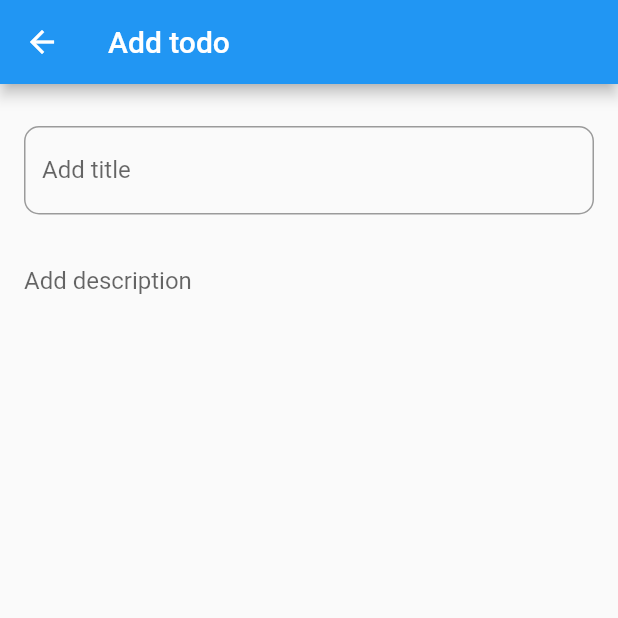
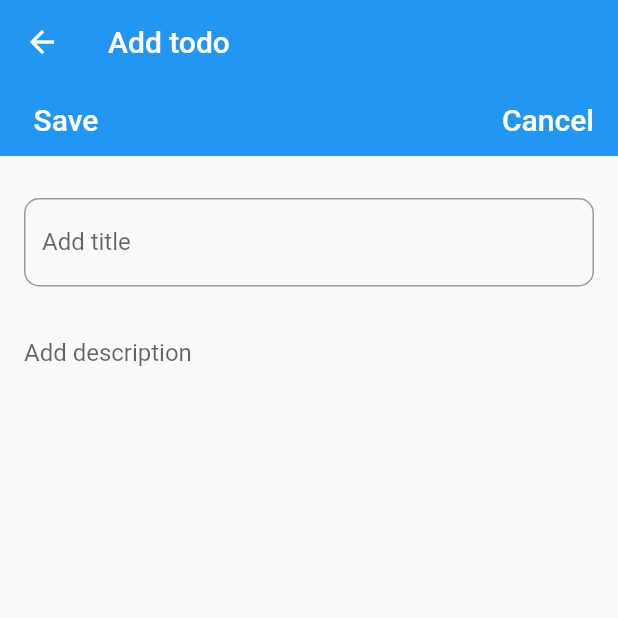
Before and after one commit to philipokumu/todo_notepad, a Flutter app: the AddTask screen opened directly, on a phone screen of 412 x 824 dp, the top half of it. Run offline on Flutter 3.47's test engine with Material 2 defaults, Android fonts, the phone set to English and light mode, and no system bars.

Commit message:
Added save and cancel buttons on add task screen

```diff
--- a/lib/screens/add_task.dart
+++ b/lib/screens/add_task.dart
@@ -15,6 +15,7 @@ class _AddTaskState extends State<AddTask> {
     return Scaffold(
       appBar: AppBar(
         title: Text('Add todo'),
+        elevation: 0.0,
       ),
       body: GestureDetector(
         onTap: () => FocusScope.of(context).unfocus(),
@@ -23,7 +24,50 @@ class _AddTaskState extends State<AddTask> {
             children: [
               Form(
                 key: _formKey,
-                child: Padding(
+                child: Column(
+                  children: [
+                    Container(
+                      decoration:
+                          BoxDecoration(color: Theme.of(context).primaryColor),
+                      child: Row(
+                        mainAxisAlignment: MainAxisAlignment.spaceBetween,
+                        children: [
+                          FlatButton(
+                            onPressed: () {
+                              if (_formKey.currentState.validate()) {
+                                _formKey.currentState.save();
+                                print(title);
+                                print(description);
+                                print(date);
+                                Navigator.pop(context);
+                              }
+                            },
+                            child: Text(
+                              'Save',
+                              style: TextStyle(
+                                  color: Colors.white, fontSize: 20.0),
+                            ),
+                          ),
+                          FlatButton(
+                            onPressed: () {
+                              if (_formKey.currentState.validate()) {
+                                _formKey.currentState.save();
+                                print(title);
+                                print(description);
+                                print(date);
+                                Navigator.pop(context);
+                              }
+                            },
+                            child: Text(
+                              'Cancel',
+                              style: TextStyle(
+                                  color: Colors.white, fontSize: 20.0),
+                            ),
+                          )
+                        ],
+                      ),
+                    ),
+                    Padding(
                       padding: const EdgeInsets.symmetric(
                           horizontal: 16.0, vertical: 8.0),
                       child: Column(
@@ -51,7 +95,7 @@ class _AddTaskState extends State<AddTask> {
                                 border: InputBorder.none,
                                 focusedBorder: InputBorder.none),
                             validator: (val) =>
-                            val.isEmpty ? 'Enter a title' : null,
+                                val.isEmpty ? 'Enter a description' : null,
                             onSaved: (val) {
                               setState(() => description = val);
                             },
@@ -59,6 +103,8 @@ class _AddTaskState extends State<AddTask> {
                           ),
                         ],
                       ),
+                    ),
+                  ],
                 ),
               )
             ],
```
Also changed, not shown: lib/models/task.dart (added, +17 -0 lines). Lines whose indentation alone changed are shown as unchanged.
